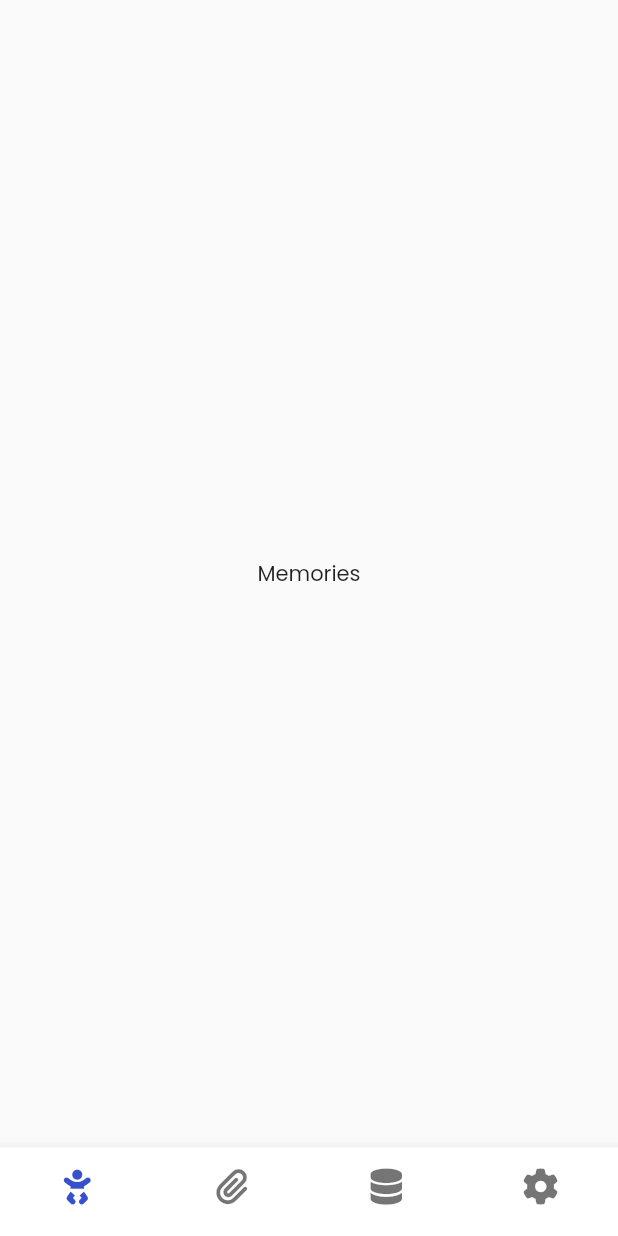
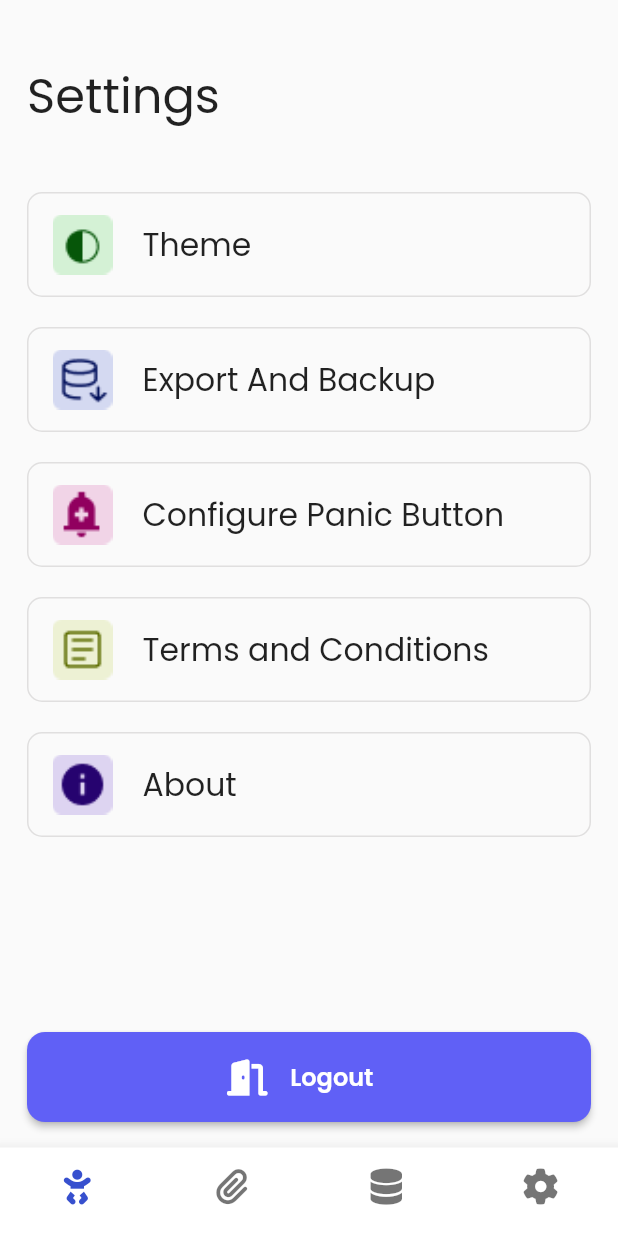
Before and after one commit to Debajyoti14/MamaVault, a Flutter app: the BottomNav screen opened directly, on a phone screen of 412 x 824 dp. Run offline on Flutter 3.47's test engine with Material 2 defaults, Android fonts, the phone set to English and light mode, and no system bars; our stand-ins replace accordion, animated_splash_screen, cloud_firestore, firebase_auth, firebase_core, flutter_svg and 5 more; missing offline and left inert: onboarding; accounts and stored records are empty; statements that could not run were skipped.

Commit message:
added settings page

```diff
--- a/lib/screens/bottom_nav_bar.dart
+++ b/lib/screens/bottom_nav_bar.dart
@@ -1,6 +1,8 @@
+import 'package:cloud_firestore/cloud_firestore.dart';
 import 'package:flutter/material.dart';
 import 'package:font_awesome_flutter/font_awesome_flutter.dart';
 import 'package:interrupt/screens/profile.dart';
+import 'package:interrupt/screens/settings.dart';
 
 class BottomNav extends StatefulWidget {
   const BottomNav({super.key});
@@ -12,9 +14,7 @@ class BottomNav extends StatefulWidget {
 class _BottomNavState extends State<BottomNav> {
   int _selectedIndex = 0;
   static final List<Widget> _widgetOptions = [
-    const Center(
-      child: Text("Memories"),
-    ),
+    const SettingsPage(),
     const Center(
       child: Text("Documents"),
     ),
--- a/lib/screens/profile.dart
+++ b/lib/screens/profile.dart
@@ -6,11 +6,8 @@ import 'package:font_awesome_flutter/font_awesome_flutter.dart';
 import 'package:google_fonts/google_fonts.dart';
 import 'package:interrupt/config/UI_constraints.dart';
 import 'package:interrupt/config/color_pallete.dart';
-import 'package:interrupt/widgets/primary_icon_button.dart';
+
 import 'package:percent_indicator/circular_percent_indicator.dart';
-import 'package:provider/provider.dart';
-
-import '../provider/google_signin.dart';
 
 class Profile extends StatefulWidget {
   const Profile({super.key});
@@ -396,15 +393,6 @@ class _ProfileState extends State<Profile> {
                               ),
                             )
                           ]),
-                      PrimaryIconButton(
-                          buttonTitle: "Logout",
-                          buttonIcon: const FaIcon(FontAwesomeIcons.doorOpen),
-                          onPressed: () {
-                            final provider = Provider.of<GoogleSignInProvider>(
-                                context,
-                                listen: false);
-                            provider.logout();
-                          })
                     ],
                   ),
                 ),
--- /dev/null
+++ b/lib/screens/settings.dart
@@ -0,0 +1,92 @@
+import 'package:flutter/material.dart';
+import 'package:font_awesome_flutter/font_awesome_flutter.dart';
+import 'package:google_fonts/google_fonts.dart';
+import 'package:interrupt/config/UI_constraints.dart';
+import 'package:interrupt/widgets/setting_component.dart';
+import 'package:provider/provider.dart';
+
+import '../provider/google_signin.dart';
+import '../widgets/primary_icon_button.dart';
+
+class SettingsPage extends StatefulWidget {
+  const SettingsPage({super.key});
+
+  @override
+  State<SettingsPage> createState() => _SettingsPageState();
+}
+
+class _SettingsPageState extends State<SettingsPage> {
+  @override
+  Widget build(BuildContext context) {
+    return Scaffold(
+      body: Padding(
+        padding: const EdgeInsets.symmetric(
+          horizontal: defaultPadding,
+        ),
+        child: SingleChildScrollView(
+            child: Column(
+          crossAxisAlignment: CrossAxisAlignment.start,
+          children: [
+            const SizedBox(
+              height: 40,
+            ),
+            Text(
+              "Settings",
+              style: TextStyle(
+                fontSize: 32,
+                fontFamily:
+                    GoogleFonts.poppins(fontWeight: FontWeight.bold).fontFamily,
+              ),
+            ),
+            const SizedBox(
+              height: 40,
+            ),
+            const SettingComponent(
+              imagePath: 'assets/setting1.png',
+              settingTitle: 'Theme',
+            ),
+            const SizedBox(
+              height: 20,
+            ),
+            const SettingComponent(
+              imagePath: 'assets/setting2.png',
+              settingTitle: 'Export And Backup',
+            ),
+            const SizedBox(
+              height: 20,
+            ),
+            const SettingComponent(
+              imagePath: 'assets/setting3.png',
+              settingTitle: 'Configure Panic Button',
+            ),
+            const SizedBox(
+              height: 20,
+            ),
+            const SettingComponent(
+              imagePath: 'assets/setting4.png',
+              settingTitle: 'Terms and Conditions',
+            ),
+            const SizedBox(
+              height: 20,
+            ),
+            const SettingComponent(
+              imagePath: 'assets/setting5.png',
+              settingTitle: 'About',
+            ),
+            const SizedBox(
+              height: 130,
+            ),
+            PrimaryIconButton(
+                buttonTitle: "Logout",
+                buttonIcon: const FaIcon(FontAwesomeIcons.doorOpen),
+                onPressed: () {
+                  final provider =
+                      Provider.of<GoogleSignInProvider>(context, listen: false);
+                  provider.logout();
+                })
+          ],
+        )),
+      ),
+    );
+  }
+}
--- /dev/null
+++ b/lib/widgets/setting_component.dart
@@ -0,0 +1,41 @@
+import 'package:flutter/material.dart';
+import 'package:google_fonts/google_fonts.dart';
+
+class SettingComponent extends StatelessWidget {
+  final String imagePath;
+  final String settingTitle;
+  const SettingComponent(
+      {super.key, required this.imagePath, required this.settingTitle});
+
+  @override
+  Widget build(BuildContext context) {
+    return Container(
+      padding: const EdgeInsets.symmetric(horizontal: 16, vertical: 14),
+      decoration: BoxDecoration(
+        borderRadius: BorderRadius.circular(10),
+        border: Border.all(
+          color: const Color.fromARGB(255, 224, 223, 223),
+        ),
+      ),
+      child: Row(
+        children: [
+          Image.asset(
+            imagePath,
+            scale: 0.8,
+          ),
+          const SizedBox(
+            width: 20,
+          ),
+          Text(
+            settingTitle,
+            style: TextStyle(
+              fontSize: 21,
+              fontFamily:
+                  GoogleFonts.poppins(fontWeight: FontWeight.w500).fontFamily,
+            ),
+          )
+        ],
+      ),
+    );
+  }
+}
```
Also changed, not shown: assets/setting1.png (added), assets/setting2.png (added), assets/setting3.png (added), assets/setting4.png (added), assets/setting5.png (added).
